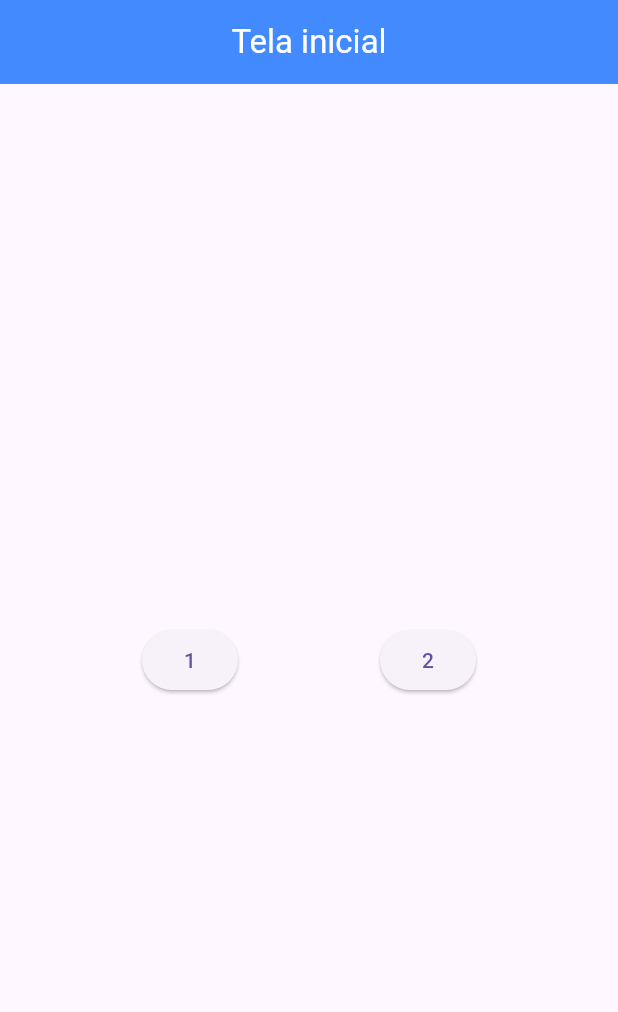
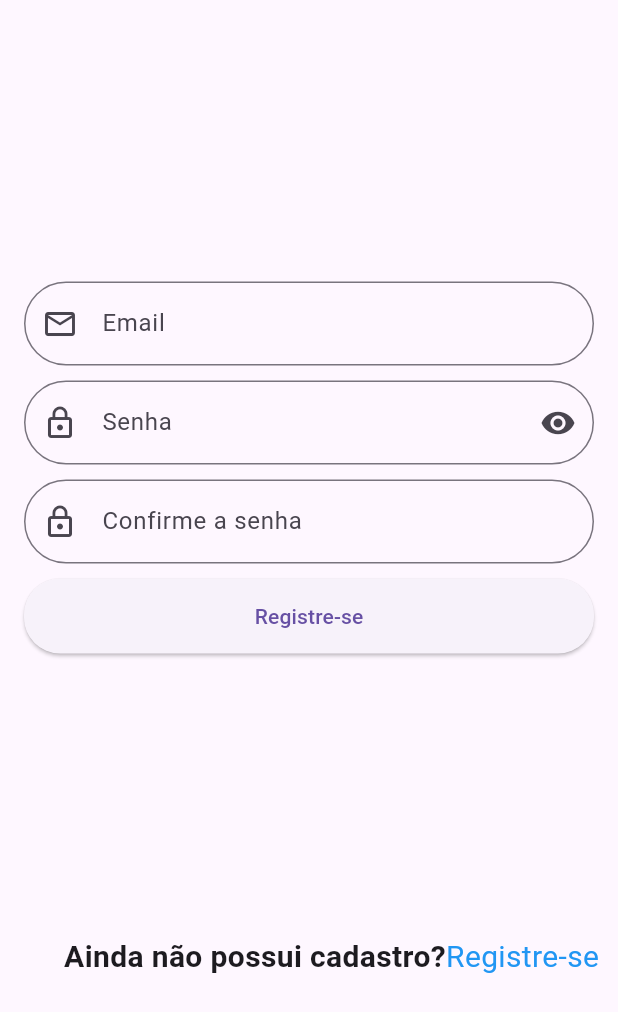
Before and after one commit to 07thiagoramos-ai/TG_e_JP, a Flutter app: the screen it shows after launch, on a phone screen of 412 x 824 dp. Shown: the top 1012 px of the screen. Run offline on Flutter 3.47's test engine with Material 3 defaults, Android fonts, the phone set to English and light mode, and no system bars; our stand-ins replace cloud_firestore, firebase_auth, firebase_core; accounts and stored records are empty.

Commit message:
Quase terminando o login

```diff
--- /dev/null
+++ b/lib/authentication.dart
@@ -0,0 +1,68 @@
+import 'package:firebase_auth/firebase_auth.dart';
+
+class Authentication {
+  final FirebaseAuth _auth = FirebaseAuth.instance;
+
+  get User => _auth.currentUser;
+
+  //criar novo participante
+  Future<String?> signUp({
+    required String email,
+    required String senha,
+  }) async {
+    try {
+      await _auth.createUserWithEmailAndPassword(
+        email: email,
+        password: senha
+      );
+      return null;
+    } on FirebaseAuthException catch (erro)  {
+      return erro.message;
+    }
+  }
+
+  //fazer login
+  Future<String?> signIn({
+    required String email,
+    required String senha,
+  }) async {
+    try {
+      await _auth.signInWithEmailAndPassword(
+        email: email,
+        password: senha,
+      );
+      return null;
+    } on FirebaseAuthException catch (erro) {
+      return erro.message;
+    }
+  }
+
+  Future<void> signOut() async {
+    await _auth.signOut();
+  }
+
+  String traduzirRetorno(String msg) {
+    String retorno = '';
+    switch (msg) {
+      case "The email address is badly formatted.":
+        retorno = "Formato inválido de email";
+        break;
+      case "Password should be at least 6 characters":
+        retorno = "A senha deve possuir ao menos 6 caracteres";
+        break;
+      case "The email address is already in use by another account.":
+        retorno = "O email digitado já está em uso por outra conta";
+        break;
+      case "The password is invalid or the user does not have a password.":
+        retorno = "Senha inválida.";
+        break;
+      case "There is no user record corresponding to this identifier. The user may have been deleted.":
+        retorno = "Usuário não encontrado.";
+        break;
+      default:
+        retorno = msg;
+        break;
+    }
+    return retorno;
+  }
+}
--- /dev/null
+++ b/lib/login.dart
@@ -0,0 +1,49 @@
+import 'package:flutter/material.dart';
+import 'package:tg_e_jp/loginForm.dart';
+import 'package:tg_e_jp/cadastroForm.dart';
+
+class Login extends StatefulWidget {
+  const new({super.key});
+
+  @override
+  State<Login> createState() => _LoginState();
+}
+
+class _LoginState extends State<Login> {
+  @override
+  Widget build(BuildContext context) {
+    return Scaffold(
+      body: Center(
+        child: Column(
+          mainAxisAlignment: MainAxisAlignment.spaceEvenly,
+          children: [
+            Padding(padding: EdgeInsets.all(16.0), child: LoginForm()),
+
+            Row(
+              mainAxisAlignment: MainAxisAlignment.center,
+              children: [
+                const SizedBox(width: 30),
+                const Text(
+                  "Ainda não possui cadastro?",
+                  style: TextStyle(fontWeight: FontWeight.bold, fontSize: 20),
+                ),
+                GestureDetector(
+                  onTap: () {
+                    Navigator.push(
+                      context,
+                      MaterialPageRoute(builder: (context) => const CadastroForm()),
+                    );
+                  },
+                  child: const Text(
+                    "Registre-se",
+                    style: TextStyle(fontSize: 20, color: Colors.blue),
+                  ),
+                ),
+              ],
+            ),
+          ],
+        ),
+      ),
+    );
+  }
+}
--- /dev/null
+++ b/lib/loginForm.dart
@@ -0,0 +1,146 @@
+import 'package:flutter/material.dart';
+import 'package:tg_e_jp/telaInicial.dart';
+import 'authentication.dart';
+
+class LoginForm extends StatefulWidget {
+  const LoginForm({super.key});
+
+  @override
+  State<LoginForm> createState() => _LoginFormState();
+}
+
+class _LoginFormState extends State<LoginForm> {
+  final _chaveFormulario = GlobalKey<FormState>();
+
+  String? email;
+  String? senha;
+  String? nome;
+  bool _esconderSemha = false;
+  bool aceito = false;
+
+  final pass = TextEditingController();
+
+  @override
+  Widget build(BuildContext context) {
+    var border = const OutlineInputBorder(
+      borderRadius: BorderRadius.all(Radius.circular(100.0)),
+    );
+
+    var space = const SizedBox(height: 10);
+    return Form(
+      key: _chaveFormulario,
+      child: Column(
+        mainAxisAlignment: MainAxisAlignment.spaceAround,
+        children: <Widget>[
+          // email
+          TextFormField(
+            decoration: InputDecoration(
+              prefixIcon: const Icon(Icons.email_outlined),
+              labelText: 'Email',
+              border: border,
+            ),
+            validator: (value) {
+              if (value!.isEmpty) {
+                return 'Campo vazio';
+              }
+              return null;
+            },
+            onSaved: (val) {
+              email = val;
+            },
+            keyboardType: TextInputType.emailAddress,
+          ),
+
+          space,
+
+          // password
+          TextFormField(
+            controller: pass,
+            decoration: InputDecoration(
+              labelText: 'Senha',
+              prefixIcon: const Icon(Icons.lock_outline),
+              border: border,
+              suffixIcon: GestureDetector(
+                onTap: () {
+                  setState(() {
+                    _esconderSemha = !_esconderSemha;
+                  });
+                },
+                child: Icon(
+                  _esconderSemha ? Icons.visibility_off : Icons.visibility,
+                ),
+              ),
+            ),
+            onSaved: (val) {
+              senha = val;
+            },
+            obscureText: !_esconderSemha,
+            validator: (value) {
+              if (value!.isEmpty) {
+                return 'Campo vazio';
+              }
+              return null;
+            },
+          ),
+          space,
+          // confirm passwords
+          TextFormField(
+            decoration: InputDecoration(
+              labelText: 'Confirme a senha',
+              prefixIcon: const Icon(Icons.lock_outline),
+              border: border,
+            ),
+            obscureText: true,
+            validator: (value) {
+              if (value != pass.text) {
+                return 'valores não coincidem';
+              }
+              return null;
+            },
+          ),
+          space,
+
+          // signUP button
+          SizedBox(
+            height: 50,
+            width: double.infinity,
+            child: ElevatedButton(
+              onPressed: () {
+                if (_chaveFormulario.currentState!.validate()) {
+                  _chaveFormulario.currentState!.save();
+
+                  Authentication().signUp(email: email!, senha: senha!)
+                      .then((result) {
+                        if (result == null) {
+                          Navigator.pushReplacement(
+                            context,
+                            MaterialPageRoute(
+                              builder: (context) => const TelaInicial(),
+                            ),
+                          );
+                        } else {
+                          ScaffoldMessenger.of(context).showSnackBar(
+                            SnackBar(
+                              content: Text(
+                                Authentication().traduzirRetorno(result),
+                                style: const TextStyle(fontSize: 16),
+                              ),
+                            ),
+                          );
+                        }
+                      });
+                }
+              },
+              style: ElevatedButton.styleFrom(
+                shape: const RoundedRectangleBorder(
+                  borderRadius: BorderRadius.all(Radius.circular(24.0)),
+                ),
+              ),
+              child: const Text('Registre-se'),
+            ),
+          ),
+        ],
+      ),
+    );
+  }
+}
--- a/lib/main.dart
+++ b/lib/main.dart
@@ -1,7 +1,13 @@
+import 'package:firebase_core/firebase_core.dart';
 import 'package:flutter/material.dart';
-import 'package:tg_e_jp/telaInicial.dart';
+import 'package:tg_e_jp/firebase_options.dart';
+import 'package:tg_e_jp/login.dart';
 
-void main() {
+void main() async {
+  WidgetsFlutterBinding.ensureInitialized();
+  await Firebase.initializeApp(
+    options: DefaultFirebaseOptions.currentPlatform
+  );
   runApp(const App());
 }
 
@@ -14,7 +20,7 @@ class App extends StatelessWidget {
       title: "Eventos",
       debugShowCheckedModeBanner: false,
       theme: ThemeData(primaryColor: Colors.green),
-      home: TelaInicial(),
+      home: Login(),
     );
   }
 }
--- a/pubspec.yaml
+++ b/pubspec.yaml
@@ -34,6 +34,9 @@ dependencies:
   # The following adds the Cupertino Icons font to your application.
   # Use with the CupertinoIcons class for iOS style icons.
   cupertino_icons: ^1.0.8
+  firebase_core: ^4.13.0
+  firebase_auth: ^6.7.0
+  cloud_firestore: ^6.10.0
 
 dev_dependencies:
   flutter_test:
```
Also changed, not shown: lib/cadastroForm.dart (added, +133 -0 lines), lib/firebase_options.dart (added), pubspec.lock, 3 other files.
